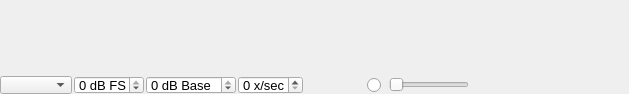
oldscienceguy/PebbleSDR, file application/spectrumwidget.ui: the form before one commit.
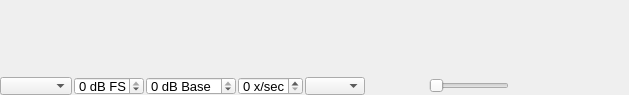
The form after the commit.

Commit message: Bugs and explicit spectrum and hires modes

Diff of the .ui file:
```diff
--- a/application/spectrumwidget.ui
+++ b/application/spectrumwidget.ui
@@ -7,7 +7,7 @@
     <x>0</x>
     <y>0</y>
     <width>629</width>
-    <height>94</height>
+    <height>95</height>
    </rect>
   </property>
   <property name="sizePolicy">
@@ -342,6 +342,27 @@
            </property>
           </widget>
          </item>
+         <item>
+          <widget class="QComboBox" name="zoomSelector">
+           <property name="minimumSize">
+            <size>
+             <width>60</width>
+             <height>18</height>
+            </size>
+           </property>
+           <property name="maximumSize">
+            <size>
+             <width>60</width>
+             <height>18</height>
+            </size>
+           </property>
+           <property name="font">
+            <font>
+             <pointsize>10</pointsize>
+            </font>
+           </property>
+          </widget>
+         </item>
          <item>
           <widget class="QLabel" name="zoomLabel">
            <property name="minimumSize">
@@ -366,30 +387,6 @@
            </property>
           </widget>
          </item>
-         <item>
-          <widget class="QRadioButton" name="hiResButton">
-           <property name="minimumSize">
-            <size>
-             <width>20</width>
-             <height>18</height>
-            </size>
-           </property>
-           <property name="maximumSize">
-            <size>
-             <width>20</width>
-             <height>18</height>
-            </size>
-           </property>
-           <property name="font">
-            <font>
-             <pointsize>10</pointsize>
-            </font>
-           </property>
-           <property name="text">
-            <string/>
-           </property>
-          </widget>
-         </item>
          <item>
           <widget class="QSlider" name="zoomSlider">
            <property name="minimumSize">
```
The commit also changes 2 other files.
